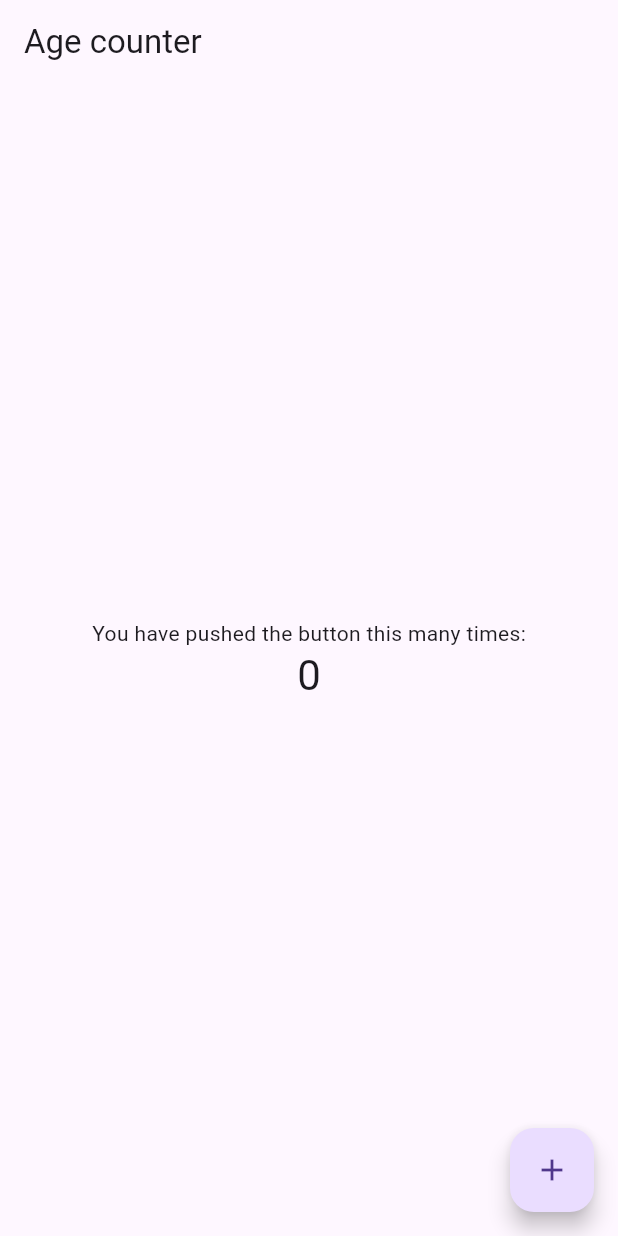
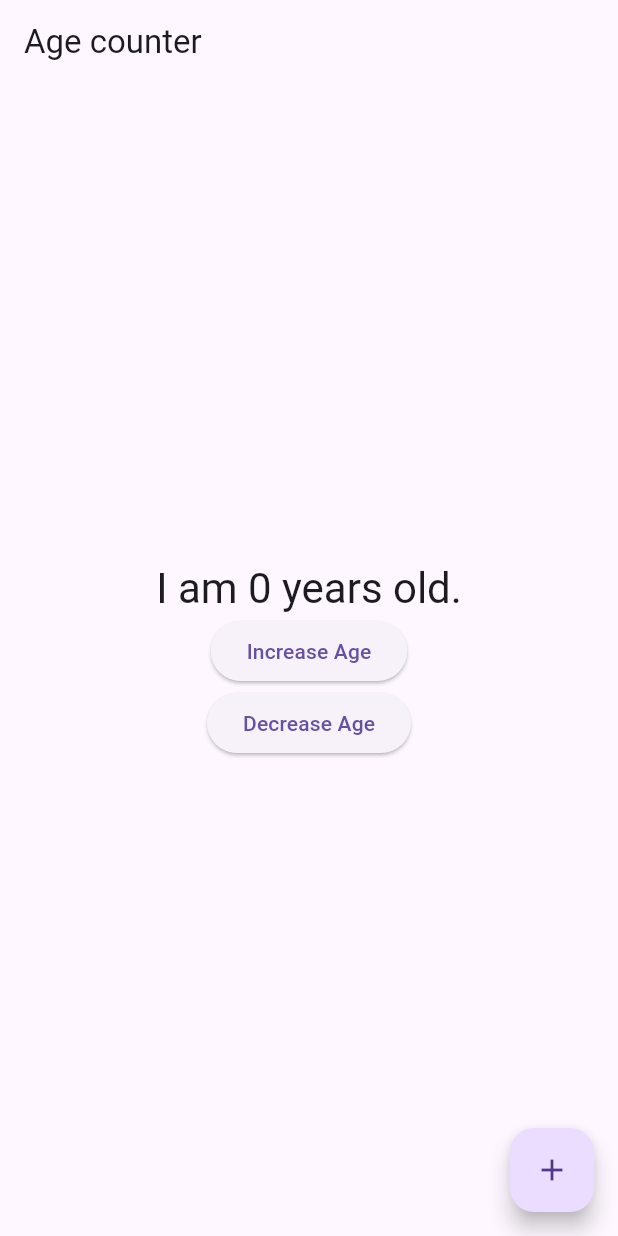
Before and after one commit to fernandocm9/MAD_inclass6_providers, a Flutter app: the screen it shows after launch, on a phone screen of 412 x 824 dp. Run offline on Flutter 3.47's test engine with Material 3 defaults, Android fonts, the phone set to English and light mode, and no system bars; missing offline and left inert: window_size.

Commit message:
added increment and decrement functions and buttons

```diff
--- a/in_class_6/lib/main.dart
+++ b/in_class_6/lib/main.dart
@@ -53,6 +53,11 @@ class Counter with ChangeNotifier {
     value += 1;
     notifyListeners();
   }
+
+  void decrement() {
+    value -= 1;
+    notifyListeners();
+  }
 }
 
 class MyApp extends StatelessWidget {
@@ -77,7 +82,6 @@ class MyHomePage extends StatelessWidget {
         child: Column(
           mainAxisAlignment: MainAxisAlignment.center,
           children: [
-            const Text('You have pushed the button this many times:'),
             // Consumer looks for an ancestor Provider widget
             // and retrieves its model (Counter, in this case).
             // Then it uses that model to build widgets, and will trigger
@@ -85,10 +89,12 @@ class MyHomePage extends StatelessWidget {
             Consumer<Counter>(
               builder:
                   (context, counter, child) => Text(
-                    '${counter.value}',
+                    'I am ${counter.value} years old.',
                     style: Theme.of(context).textTheme.headlineMedium,
                   ),
             ),
+            ElevatedButton(onPressed: () {context.read<Counter>().increment();}, child: Text('Increase Age')),
+            ElevatedButton(onPressed: () {context.read<Counter>().decrement();}, child: Text('Decrease Age')),
           ],
         ),
       ),
```
